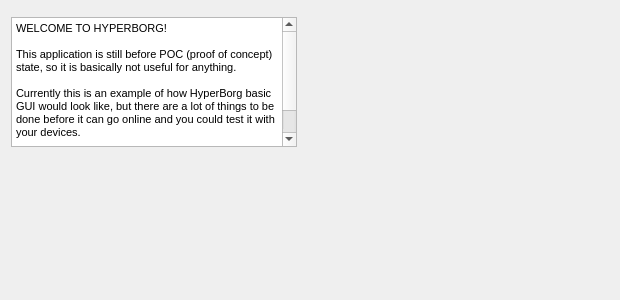
Qt form node/hud.ui (hyperborg/hyperborg) before a commit.
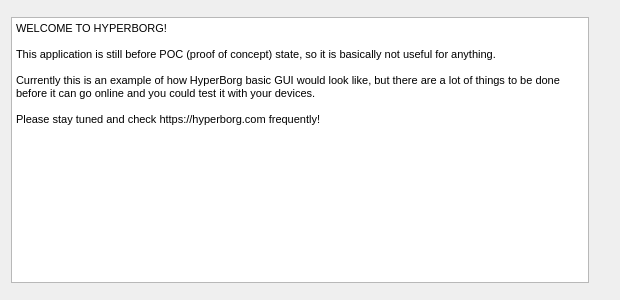
The same form after that commit. Custom widgets are drawn as their Qt base class.

Diff of the .ui file:
```diff
--- a/node/hud.ui
+++ b/node/hud.ui
@@ -26,7 +26,7 @@
      <item>
       <layout class="QVBoxLayout" name="verticalLayout_2">
        <item>
-        <layout class="QGridLayout" name="gridLayout" rowstretch="1,1" columnstretch="1,1">
+        <layout class="QGridLayout" name="gridLayout" rowstretch="1" columnstretch="1">
          <item row="0" column="0">
           <widget class="QTextBrowser" name="textBrowser">
            <property name="html">
@@ -40,15 +40,6 @@
            </property>
           </widget>
          </item>
-         <item row="0" column="1">
-          <widget class="QWidget" name="widget" native="true"/>
-         </item>
-         <item row="1" column="0">
-          <widget class="QWidget" name="widget_2" native="true"/>
-         </item>
-         <item row="1" column="1">
-          <widget class="QWidget" name="widget_3" native="true"/>
-         </item>
         </layout>
        </item>
       </layout>
```
